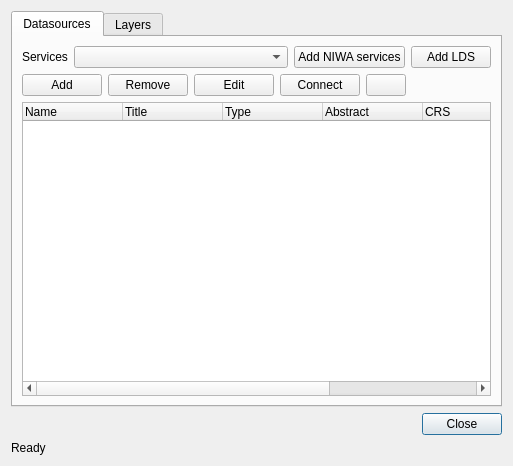
Before: the Qt Designer form src/plugins/web_data/webdatadialogbase.ui in mhugent/QGIS, drawn with Qt 5.
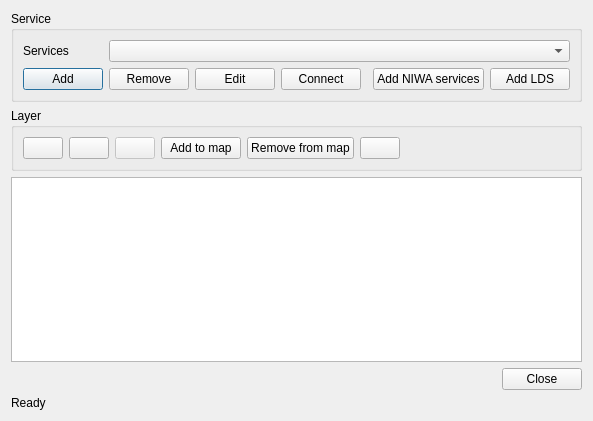
After: the same form once the commit is applied. Icons and pictures are not drawn.

```diff
--- a/src/plugins/web_data/webdatadialogbase.ui
+++ b/src/plugins/web_data/webdatadialogbase.ui
@@ -6,44 +6,21 @@
    <rect>
     <x>0</x>
     <y>0</y>
-    <width>513</width>
-    <height>466</height>
+    <width>553</width>
+    <height>421</height>
    </rect>
   </property>
   <property name="windowTitle">
    <string>Web data plugin</string>
   </property>
-  <layout class="QGridLayout" name="gridLayout_2">
-   <item row="1" column="0">
-    <widget class="QDialogButtonBox" name="buttonBox">
-     <property name="orientation">
-      <enum>Qt::Horizontal</enum>
-     </property>
-     <property name="standardButtons">
-      <set>QDialogButtonBox::Close</set>
-     </property>
-    </widget>
-   </item>
-   <item row="2" column="0">
-    <widget class="QLabel" name="mStatusLabel">
-     <property name="text">
-      <string>Ready</string>
-     </property>
-    </widget>
-   </item>
-   <item row="0" column="0">
-    <widget class="QTabWidget" name="tabWidget">
-     <property name="currentIndex">
-      <number>0</number>
-     </property>
-     <widget class="QWidget" name="mDatasourcesTab">
-      <attribute name="title">
-       <string>Datasources</string>
-      </attribute>
       <layout class="QGridLayout" name="gridLayout">
-       <item row="0" column="0" colspan="2">
-        <layout class="QHBoxLayout" name="horizontalLayout_2">
-         <item>
+   <item row="0" column="0">
+    <widget class="QGroupBox" name="mServiceGroupBox">
+     <property name="title">
+      <string>Service</string>
+     </property>
+     <layout class="QGridLayout" name="gridLayout_2">
+      <item row="0" column="0">
           <widget class="QLabel" name="mServicesLabel">
            <property name="sizePolicy">
             <sizepolicy hsizetype="Fixed" vsizetype="Preferred">
@@ -56,142 +33,85 @@
            </property>
           </widget>
          </item>
-         <item>
+      <item row="0" column="1" colspan="6">
           <widget class="QComboBox" name="mServicesComboBox"/>
          </item>
-         <item>
-          <widget class="QPushButton" name="mAddNIWAServicesButton">
-           <property name="sizePolicy">
-            <sizepolicy hsizetype="Fixed" vsizetype="Fixed">
-             <horstretch>0</horstretch>
-             <verstretch>0</verstretch>
-            </sizepolicy>
-           </property>
-           <property name="text">
-            <string>Add NIWA services</string>
-           </property>
-          </widget>
-         </item>
-         <item>
-          <widget class="QPushButton" name="mAddLINZServicesButton">
-           <property name="sizePolicy">
-            <sizepolicy hsizetype="Fixed" vsizetype="Fixed">
-             <horstretch>0</horstretch>
-             <verstretch>0</verstretch>
-            </sizepolicy>
-           </property>
-           <property name="text">
-            <string>Add LDS</string>
-           </property>
-          </widget>
-         </item>
-        </layout>
-       </item>
        <item row="1" column="0">
-        <layout class="QHBoxLayout" name="horizontalLayout">
-         <item>
           <widget class="QPushButton" name="mAddPushButton">
            <property name="text">
             <string>Add</string>
            </property>
           </widget>
          </item>
-         <item>
+      <item row="1" column="1">
           <widget class="QPushButton" name="mRemovePushButton">
            <property name="text">
             <string>Remove</string>
            </property>
           </widget>
          </item>
-         <item>
+      <item row="1" column="2">
           <widget class="QPushButton" name="mEditPushButton">
            <property name="text">
             <string>Edit</string>
            </property>
           </widget>
          </item>
-         <item>
+      <item row="1" column="3">
           <widget class="QPushButton" name="mConnectPushButton">
            <property name="text">
             <string>Connect</string>
            </property>
           </widget>
          </item>
-         <item>
-          <widget class="QPushButton" name="mAddLayerToListButton">
-           <property name="toolTip">
-            <string>Add selected entry to layer list</string>
-           </property>
-           <property name="text">
-            <string/>
-           </property>
-           <property name="icon">
-            <iconset resource="resources.qrc">
-             <normaloff>:/niwa/icons/add_to_list.png</normaloff>:/niwa/icons/add_to_list.png</iconset>
-           </property>
-          </widget>
-         </item>
-        </layout>
-       </item>
-       <item row="1" column="1">
-        <spacer name="horizontalSpacer">
+      <item row="1" column="4">
+       <spacer name="horizontalSpacer_3">
          <property name="orientation">
           <enum>Qt::Horizontal</enum>
          </property>
          <property name="sizeHint" stdset="0">
           <size>
-           <width>235</width>
+          <width>81</width>
            <height>20</height>
           </size>
          </property>
         </spacer>
        </item>
-       <item row="2" column="0" colspan="2">
-        <widget class="QTreeWidget" name="mDatasourceLayersTreeWidget">
-         <column>
-          <property name="text">
-           <string>Name</string>
-          </property>
-         </column>
-         <column>
+      <item row="1" column="5">
+       <widget class="QPushButton" name="mAddNIWAServicesButton">
+        <property name="sizePolicy">
+         <sizepolicy hsizetype="Fixed" vsizetype="Fixed">
+          <horstretch>0</horstretch>
+          <verstretch>0</verstretch>
+         </sizepolicy>
+        </property>
           <property name="text">
-           <string>Title</string>
-          </property>
-         </column>
-         <column>
-          <property name="text">
-           <string>Type</string>
-          </property>
-         </column>
-         <column>
+         <string>Add NIWA services</string>
+        </property>
+       </widget>
+      </item>
+      <item row="1" column="6">
+       <widget class="QPushButton" name="mAddLINZServicesButton">
+        <property name="sizePolicy">
+         <sizepolicy hsizetype="Fixed" vsizetype="Fixed">
+          <horstretch>0</horstretch>
+          <verstretch>0</verstretch>
+         </sizepolicy>
+        </property>
           <property name="text">
-           <string>Abstract</string>
-          </property>
-         </column>
-         <column>
-          <property name="text">
-           <string>CRS</string>
-          </property>
-         </column>
-         <column>
-          <property name="text">
-           <string>Style</string>
-          </property>
-         </column>
-         <column>
-          <property name="text">
-           <string>Formats</string>
-          </property>
-         </column>
+         <string>Add LDS</string>
+        </property>
         </widget>
        </item>
       </layout>
      </widget>
-     <widget class="QWidget" name="mLabersTab">
-      <attribute name="title">
-       <string>Layers</string>
-      </attribute>
-      <layout class="QGridLayout" name="gridLayout_3">
+   </item>
+   <item row="1" column="0">
+    <widget class="QGroupBox" name="mLayerGroupBox">
+     <property name="title">
+      <string>Layer</string>
+     </property>
+     <layout class="QGridLayout" name="gridLayout_4">
        <item row="0" column="0">
         <layout class="QHBoxLayout" name="horizontalLayout_3">
          <item>
@@ -288,52 +208,27 @@
          </item>
         </layout>
        </item>
-       <item row="1" column="0">
-        <widget class="QTreeWidget" name="mLayerTreeWidget">
-         <column>
-          <property name="text">
-           <string>Layer</string>
-          </property>
-         </column>
-         <column>
-          <property name="text">
-           <string>Service</string>
-          </property>
-         </column>
-         <column>
-          <property name="text">
-           <string>Status</string>
-          </property>
-         </column>
-         <column>
-          <property name="text">
-           <string>In map</string>
-          </property>
-         </column>
-         <column>
-          <property name="text">
-           <string>Abstract</string>
-          </property>
-         </column>
-         <column>
-          <property name="text">
-           <string>CRS</string>
-          </property>
-         </column>
-         <column>
-          <property name="text">
-           <string>Styles</string>
-          </property>
-         </column>
-         <column>
-          <property name="text">
-           <string>Formats</string>
-          </property>
-         </column>
-        </widget>
-       </item>
-      </layout>
-     </widget>
+     </layout>
+    </widget>
+   </item>
+   <item row="2" column="0">
+    <widget class="QTreeView" name="mLayersTreeView"/>
+   </item>
+   <item row="3" column="0">
+    <widget class="QDialogButtonBox" name="buttonBox">
+     <property name="orientation">
+      <enum>Qt::Horizontal</enum>
+     </property>
+     <property name="standardButtons">
+      <set>QDialogButtonBox::Close</set>
+     </property>
+    </widget>
+   </item>
+   <item row="4" column="0">
+    <widget class="QLabel" name="mStatusLabel">
+     <property name="text">
+      <string>Ready</string>
+     </property>
     </widget>
    </item>
   </layout>
```
Lines whose indentation alone changed are shown as unchanged.
